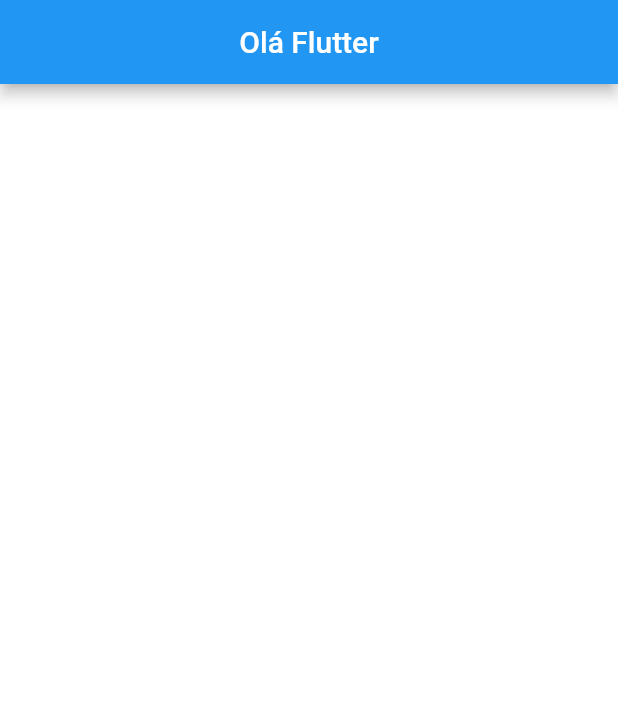
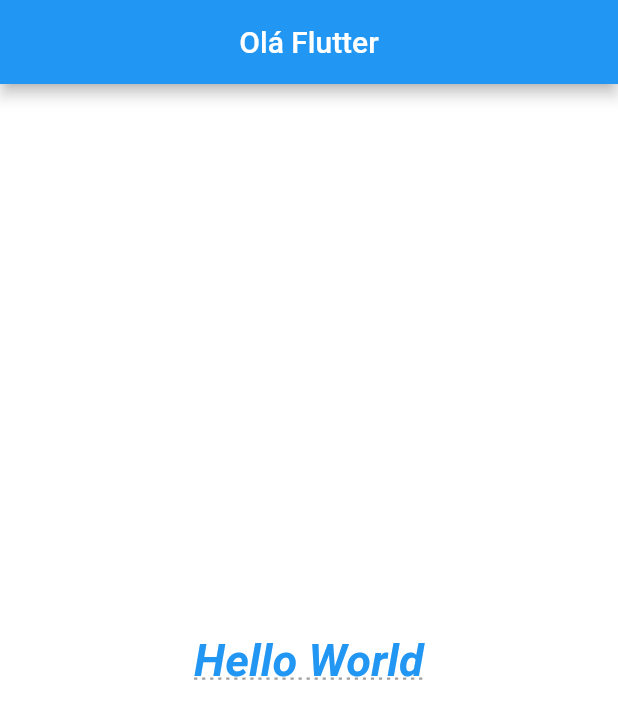
Before and after one commit to Aniro-Montenegro/flutter-widgets, a Flutter app: the screen it shows after launch, on a phone screen of 412 x 824 dp. Shown: the top 719 px of the screen. Run offline on Flutter 3.47's test engine with Material 2 defaults, Android fonts, the phone set to English and light mode, and no system bars.

Commit message:
Text/TextStyle

```diff
--- a/lib/main.dart
+++ b/lib/main.dart
@@ -1,37 +1,44 @@
 import 'package:flutter/material.dart';
 
 void main() {
-  runApp( MyApp());
+  runApp(MyApp());
 }
 
 class MyApp extends StatelessWidget {
-
-
   @override
   Widget build(BuildContext context) {
     return MaterialApp(
       debugShowCheckedModeBanner: false,
-      theme: ThemeData(
-        primaryColor: Colors.blue
-      ),
+      theme: ThemeData(primaryColor: Colors.blue),
       home: HomePage(),
     );
   }
 }
 
-
 class HomePage extends StatelessWidget {
-
-
   @override
   Widget build(BuildContext context) {
     return Scaffold(
       appBar: AppBar(
-        title: Text('Olá Flutter'),
+        title: const Text('Olá Flutter'),
         centerTitle: true,
       ),
       body: Container(
         color: Colors.white,
+        child: const Center(
+          child: Text(
+            'Hello World',
+            style: TextStyle(
+              fontSize: 30,
+              color: Colors.blue,
+              fontWeight: FontWeight.bold,
+              fontStyle: FontStyle.italic,
+              decoration: TextDecoration.underline,
+              decorationColor: Colors.grey,
+              decorationStyle: TextDecorationStyle.dotted,
+            ),
+          ),
+        ),
       ),
     );
   }
```
